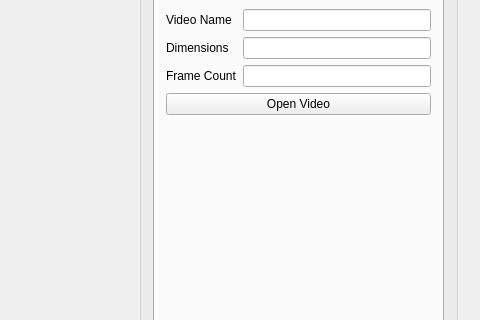
Before: the Qt Designer form GUI/mainwindow.ui in oliw/motion, drawn with Qt 5; both pictures show x 667 to 1147 and y 86 to 406 of the 1147 by 668 pixel window.
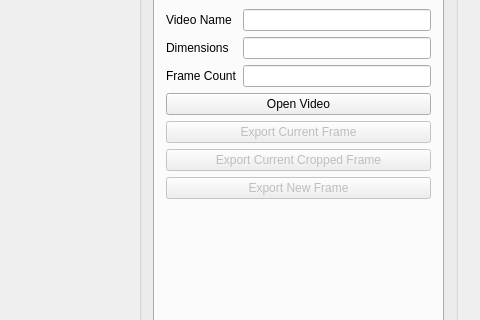
After: the same form once the commit is applied. The open tabs and pages were chosen to show the change.

Commit message: You can now export individual frames (cropped optional) from the original video

```diff
--- a/GUI/mainwindow.ui
+++ b/GUI/mainwindow.ui
@@ -163,6 +163,36 @@
                 </property>
                </widget>
               </item>
+              <item>
+               <widget class="QPushButton" name="exportCurrentFrameButton">
+                <property name="enabled">
+                 <bool>false</bool>
+                </property>
+                <property name="text">
+                 <string>Export Current Frame</string>
+                </property>
+               </widget>
+              </item>
+              <item>
+               <widget class="QPushButton" name="exportCurrentCroppedFrameButton">
+                <property name="enabled">
+                 <bool>false</bool>
+                </property>
+                <property name="text">
+                 <string>Export Current Cropped Frame</string>
+                </property>
+               </widget>
+              </item>
+              <item>
+               <widget class="QPushButton" name="exportNewFrameButton">
+                <property name="enabled">
+                 <bool>false</bool>
+                </property>
+                <property name="text">
+                 <string>Export New Frame</string>
+                </property>
+               </widget>
+              </item>
               <item>
                <spacer name="verticalSpacer_2">
                 <property name="orientation">
```
Left out of the diff: 25 changed lines with no effect on the pictures. The commit also changes 6 other files.
